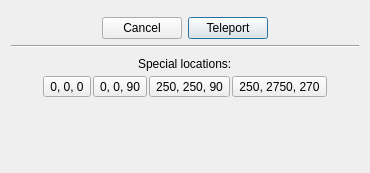
This is Qt/Apps/NClient/TeleportDialog.ui in Neobot/PC as Qt 5 draws it before an edit. The edited form follows.
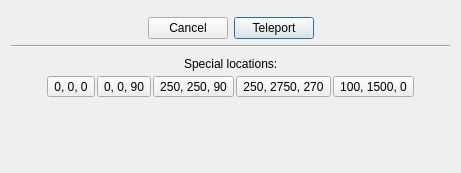
This is the edited form. Custom widgets are drawn as their Qt base class.

Diff of the .ui file:
```diff
--- a/Qt/Apps/NClient/TeleportDialog.ui
+++ b/Qt/Apps/NClient/TeleportDialog.ui
@@ -6,7 +6,7 @@
    <rect>
     <x>0</x>
     <y>0</y>
-    <width>370</width>
+    <width>461</width>
     <height>173</height>
    </rect>
   </property>
@@ -162,6 +162,13 @@
          </property>
         </widget>
        </item>
+       <item>
+        <widget class="QToolButton" name="btnCenter">
+         <property name="text">
+          <string>100, 1500, 0</string>
+         </property>
+        </widget>
+       </item>
        <item>
         <spacer name="horizontalSpacer_3">
          <property name="orientation">
```
